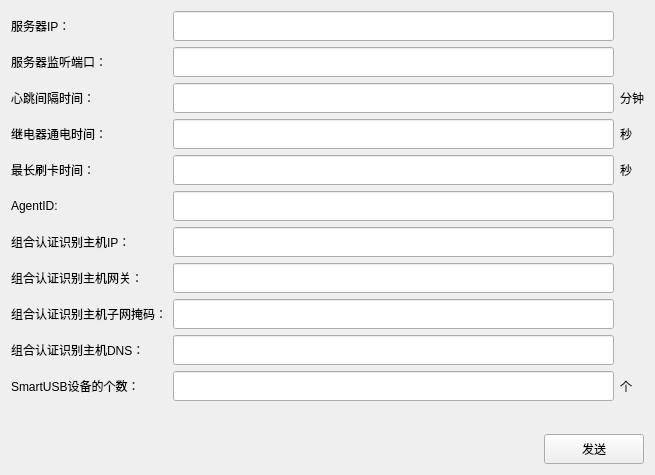
First picture: the form in shuakajiconfig.ui, repository guocihong/UdpMulticastServer, before the edit.
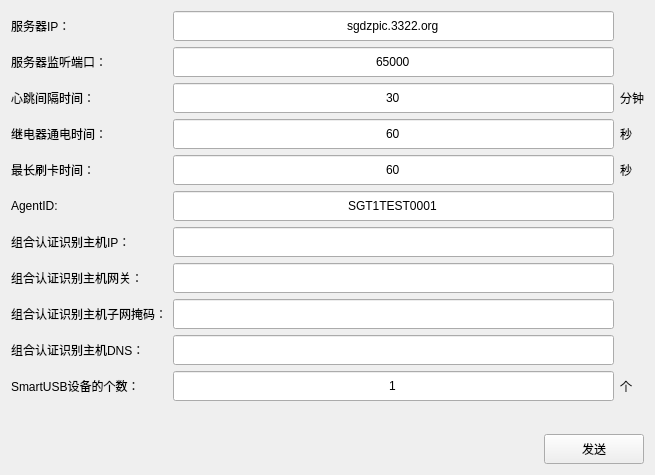
Second picture: the form after the edit.

What changed in the file:
```diff
--- a/shuakajiconfig.ui
+++ b/shuakajiconfig.ui
@@ -38,7 +38,7 @@
         </size>
        </property>
        <property name="text">
-        <string/>
+        <string>sgdzpic.3322.org</string>
        </property>
        <property name="alignment">
         <set>Qt::AlignCenter</set>
@@ -67,7 +67,7 @@
         <string notr="true"/>
        </property>
        <property name="text">
-        <string/>
+        <string>65000</string>
        </property>
        <property name="alignment">
         <set>Qt::AlignCenter</set>
@@ -90,7 +90,7 @@
         </size>
        </property>
        <property name="text">
-        <string/>
+        <string>30</string>
        </property>
        <property name="alignment">
         <set>Qt::AlignCenter</set>
@@ -120,7 +120,7 @@
         </size>
        </property>
        <property name="text">
-        <string/>
+        <string>60</string>
        </property>
        <property name="alignment">
         <set>Qt::AlignCenter</set>
@@ -150,7 +150,7 @@
         </size>
        </property>
        <property name="text">
-        <string/>
+        <string>60</string>
        </property>
        <property name="alignment">
         <set>Qt::AlignCenter</set>
@@ -180,7 +180,7 @@
         </size>
        </property>
        <property name="text">
-        <string/>
+        <string>SGT1TEST0001</string>
        </property>
        <property name="alignment">
         <set>Qt::AlignCenter</set>
@@ -294,6 +294,9 @@
          <height>30</height>
         </size>
        </property>
+       <property name="text">
+        <string>1</string>
+       </property>
        <property name="alignment">
         <set>Qt::AlignCenter</set>
        </property>
```
